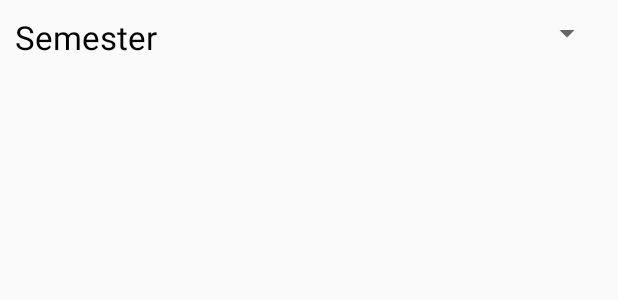
After one commit to herusantoso23/android-digital-raport, an Android app: the layout fragment_raport.xml on its own in the app's theme, with its tools: preview values and no code run, on a phone screen of 412 x 824 dp. The commit adds this screen. Shown: the top 300 px of the screen. Run offline under Robolectric (Android 15) with nearby library versions, the phone set to English and light mode, and no system bars.

Commit message:
Commit : tambah feature preview raport

```diff
--- a/app/build.gradle
+++ b/app/build.gradle
@@ -25,6 +25,7 @@ dependencies {
         exclude group: 'com.android.support', module: 'support-annotations'
     })
 
+    compile 'pub.devrel:easypermissions:0.2.1'
     compile 'com.android.support:appcompat-v7:25.3.1'
     compile 'com.android.support:design:25.3.1'
     compile 'com.android.support.constraint:constraint-layout:1.0.2'
@@ -36,5 +37,6 @@ dependencies {
     compile 'de.hdodenhof:circleimageview:2.2.0'
     compile 'com.squareup.okhttp3:okhttp:3.0.1'
     compile 'com.squareup.okhttp3:logging-interceptor:3.0.1'
+    compile 'com.google.code.gson:gson:2.6.1'
     testCompile 'junit:junit:4.12'
 }
--- a/app/src/main/java/com/herusantoso/latihan/mingguapps/MainActivity.java
+++ b/app/src/main/java/com/herusantoso/latihan/mingguapps/MainActivity.java
@@ -97,6 +97,10 @@ public class MainActivity extends AppCompatActivity
             fragmentManager.beginTransaction()
                     .replace(R.id.content_frame, new ScheduleFragment())
                     .commit();
+        } else if (id == R.id.nav_raport) {
+            fragmentManager.beginTransaction()
+                    .replace(R.id.content_frame, new RaportFragment())
+                    .commit();
         } else if (id == R.id.nav_logout){
             session.logout();
             finish();
--- /dev/null
+++ b/app/src/main/res/layout/fragment_raport.xml
@@ -0,0 +1,31 @@
+<FrameLayout xmlns:android="http://schemas.android.com/apk/res/android"
+    xmlns:tools="http://schemas.android.com/tools"
+    android:layout_width="match_parent"
+    android:layout_height="match_parent"
+    android:layout_margin="10dp"
+    tools:context="com.herusantoso.latihan.mingguapps.RaportFragment">
+
+    <LinearLayout
+        android:layout_width="match_parent"
+        android:layout_height="wrap_content"
+        android:orientation="horizontal"
+        >
+
+        <TextView
+            android:layout_width="wrap_content"
+            android:layout_height="wrap_content"
+            android:text="Semester"
+            android:textSize="10pt"
+            android:layout_marginRight="5dp"
+            android:textColor="#000"
+            />
+        <Spinner
+            android:id="@+id/spinner_semester"
+            android:layout_width="match_parent"
+            android:layout_height="wrap_content"
+            >
+
+        </Spinner>
+    </LinearLayout>
+
+</FrameLayout>
```
Also changed, not shown: app/src/main/java/com/herusantoso/latihan/mingguapps/RaportFragment.java (added, +160 -0 lines), app/src/main/java/com/herusantoso/latihan/mingguapps/api/ParameterApiInterface.java (added, +18 -0 lines), app/src/main/java/com/herusantoso/latihan/mingguapps/api/RaportApiInterface.java (added, +21 -0 lines), app/src/main/java/com/herusantoso/latihan/mingguapps/model/Semester.java (added, +20 -0 lines).
